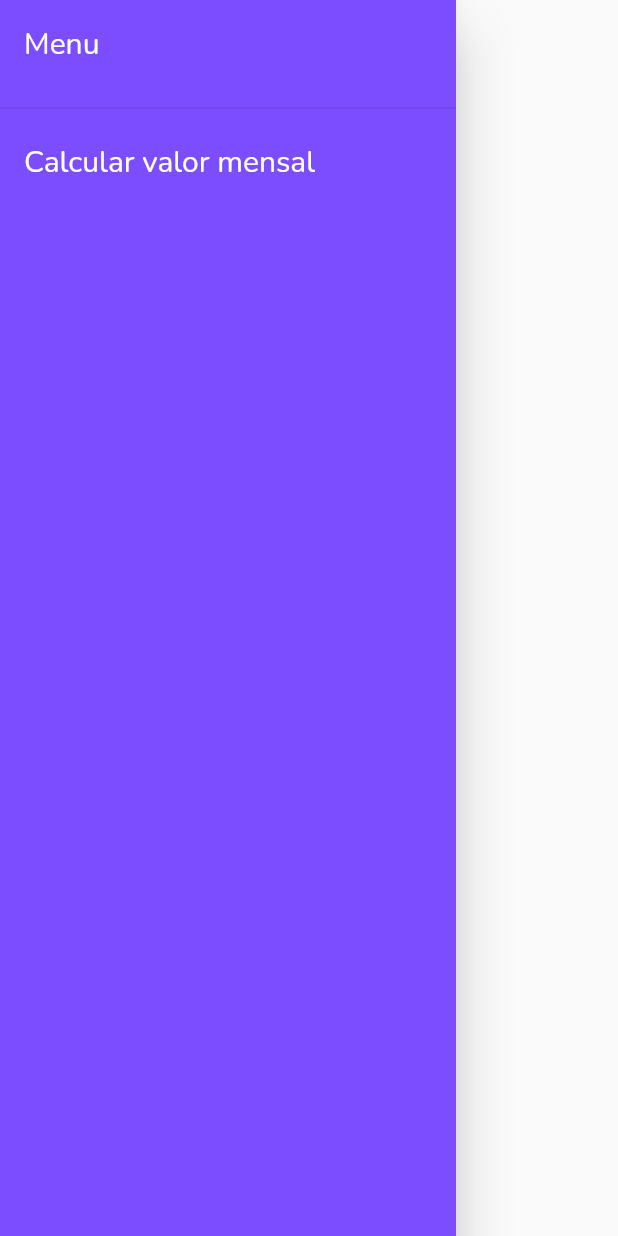
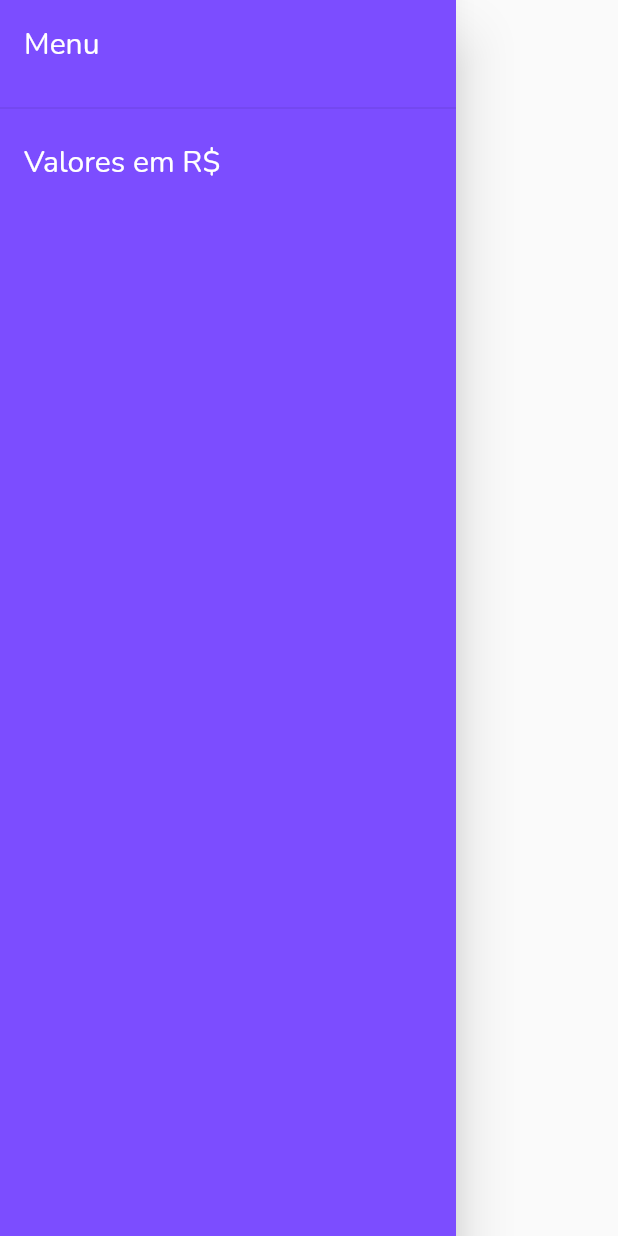
Before and after one commit to igortauhan/TIDIII-APP, a Flutter app: the DefaultDrawer widget shown alone on an empty page, opened directly, on a phone screen of 412 x 824 dp. Run offline on Flutter 3.47's test engine with Material 2 defaults, Android fonts, the phone set to English and light mode, and no system bars; network calls fail.

Commit message:
Adjust Drawer Text

```diff
--- a/lib/application/default_drawer.dart
+++ b/lib/application/default_drawer.dart
@@ -23,7 +23,7 @@ class _DefaultDrawerState extends State<DefaultDrawer> {
             ),
           ),
           ListTile(
-            title: PrepareText().prepareDefaultText('Calcular valor mensal'),
+            title: PrepareText().prepareDefaultText('Valores em R\$'),
             onTap: () {
               Navigator.pop(context);
             },
```
